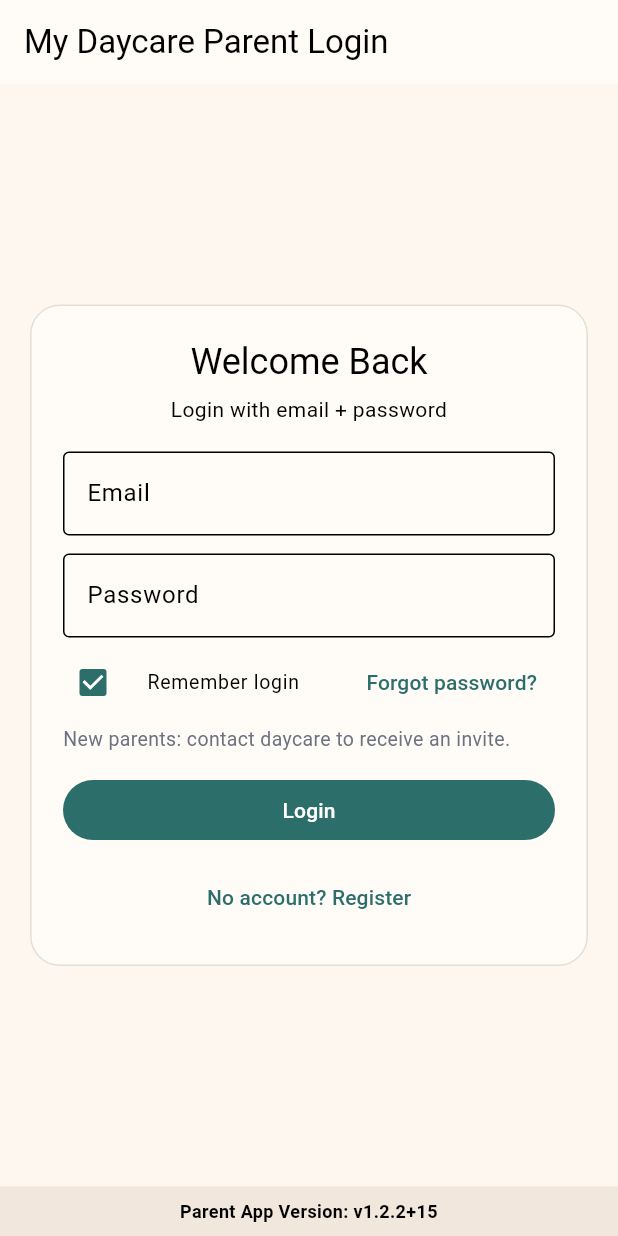
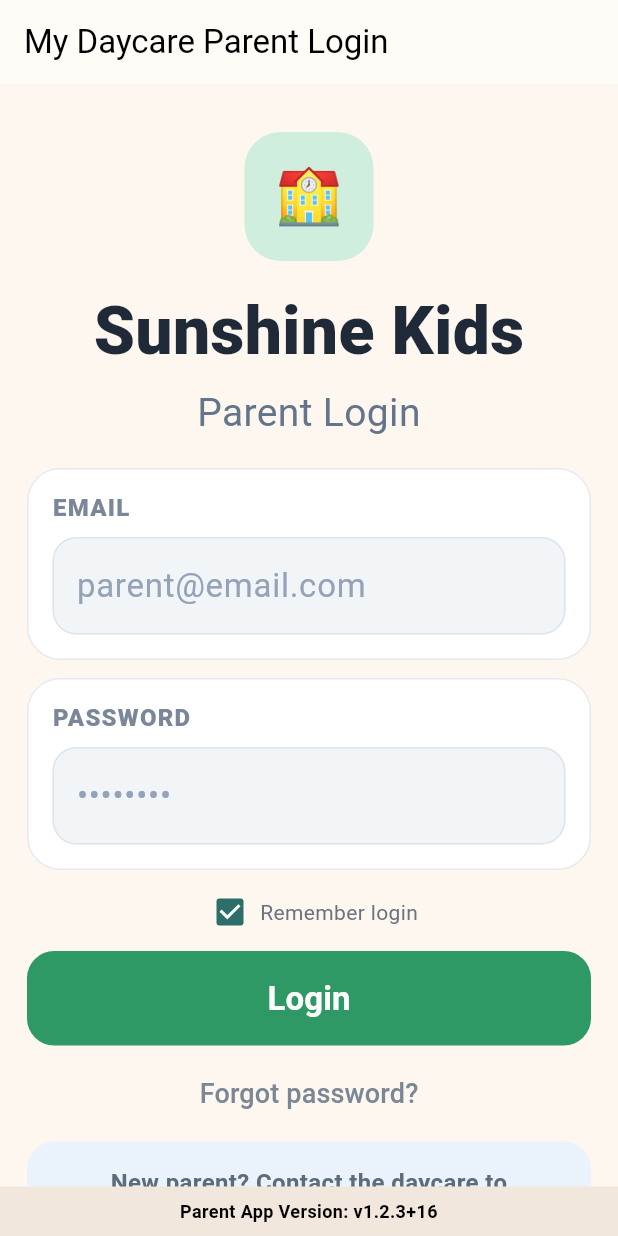
Before and after one commit to acesoftware365/parent_daycare_app_caresync, a Flutter app: the screen it shows after launch, on a phone screen of 412 x 824 dp. Run offline on Flutter 3.47's test engine with Material 3 defaults, Android fonts, the phone set to English and light mode, and no system bars; our stand-ins replace cloud_firestore, firebase_auth, firebase_core, shared_preferences; accounts and stored records are empty; statements that could not run were skipped.

Commit message:
style: match login screen to approved mock

```diff
--- a/lib/main.dart
+++ b/lib/main.dart
@@ -9,7 +9,7 @@ import 'package:shared_preferences/shared_preferences.dart';
 
 import 'firebase_options.dart';
 
-const _appVersion = '1.2.2+15';
+const _appVersion = '1.2.3+16';
 
 Future<void> main() async {
   WidgetsFlutterBinding.ensureInitialized();
@@ -1564,55 +1564,120 @@ class _LoginScreenState extends State<LoginScreen> {
   Widget build(BuildContext context) {
     return Scaffold(
       appBar: AppBar(title: const Text('My Daycare Parent Login')),
-      body: Center(
+      body: SafeArea(
+        child: SingleChildScrollView(
+          padding: const EdgeInsets.fromLTRB(18, 18, 18, 24),
+          child: Center(
             child: ConstrainedBox(
-          constraints: const BoxConstraints(maxWidth: 440),
-          child: Card(
-            margin: const EdgeInsets.all(20),
-            child: Padding(
-              padding: const EdgeInsets.all(22),
+              constraints: const BoxConstraints(maxWidth: 430),
               child: Form(
                 key: _formKey,
                 child: Column(
-                  mainAxisSize: MainAxisSize.min,
                   crossAxisAlignment: CrossAxisAlignment.stretch,
                   children: [
-                    Text(
-                      _isRegisterMode
-                          ? 'Create Parent Account'
-                          : 'Welcome Back',
-                      style: Theme.of(context).textTheme.headlineSmall,
+                    const SizedBox(height: 14),
+                    Center(
+                      child: Container(
+                        width: 86,
+                        height: 86,
+                        decoration: BoxDecoration(
+                          color: const Color(0xFFCFEEDD),
+                          borderRadius: BorderRadius.circular(24),
+                        ),
+                        child: const Center(
+                          child: Text('🏫', style: TextStyle(fontSize: 36)),
+                        ),
+                      ),
+                    ),
+                    const SizedBox(height: 16),
+                    const Text(
+                      'Sunshine Kids',
                       textAlign: TextAlign.center,
-                    ),
-                    const SizedBox(height: 6),
-                    Text(
-                      _isRegisterMode
-                          ? 'Register with email + password'
-                          : 'Login with email + password',
+                      style: TextStyle(
+                        fontSize: 44,
+                        fontWeight: FontWeight.w800,
+                        color: Color(0xFF1F2937),
+                      ),
+                    ),
+                    const SizedBox(height: 4),
+                    const Text(
+                      'Parent Login',
                       textAlign: TextAlign.center,
+                      style: TextStyle(fontSize: 26, color: Color(0xFF64748B)),
                     ),
                     const SizedBox(height: 18),
-                    TextFormField(
+                    _authFieldCard(
+                      label: 'EMAIL',
+                      child: TextFormField(
                         controller: _emailController,
                         keyboardType: TextInputType.emailAddress,
-                      decoration: const InputDecoration(
-                        labelText: 'Email',
-                        border: OutlineInputBorder(),
+                        style: const TextStyle(fontSize: 22),
+                        decoration: InputDecoration(
+                          hintText: 'parent@email.com',
+                          hintStyle: const TextStyle(color: Color(0xFF94A3B8)),
+                          filled: true,
+                          fillColor: const Color(0xFFF2F5F8),
+                          border: OutlineInputBorder(
+                            borderRadius: BorderRadius.circular(16),
+                            borderSide: const BorderSide(
+                              color: Color(0xFFDDE4EC),
+                            ),
+                          ),
+                          enabledBorder: OutlineInputBorder(
+                            borderRadius: BorderRadius.circular(16),
+                            borderSide: const BorderSide(
+                              color: Color(0xFFDDE4EC),
+                            ),
+                          ),
+                          focusedBorder: OutlineInputBorder(
+                            borderRadius: BorderRadius.circular(16),
+                            borderSide: const BorderSide(
+                              color: Color(0xFF2F9965),
+                              width: 1.6,
+                            ),
+                          ),
                         ),
                         validator: (value) {
                           final input = (value ?? '').trim();
                           if (input.isEmpty) return 'Email is required';
-                        if (!input.contains('@')) return 'Enter a valid email';
+                          if (!input.contains('@')) {
+                            return 'Enter a valid email';
+                          }
                           return null;
                         },
                       ),
+                    ),
                     const SizedBox(height: 12),
-                    TextFormField(
+                    _authFieldCard(
+                      label: 'PASSWORD',
+                      child: TextFormField(
                         controller: _passwordController,
                         obscureText: true,
-                      decoration: const InputDecoration(
-                        labelText: 'Password',
-                        border: OutlineInputBorder(),
+                        style: const TextStyle(fontSize: 22),
+                        decoration: InputDecoration(
+                          hintText: '••••••••',
+                          hintStyle: const TextStyle(color: Color(0xFF94A3B8)),
+                          filled: true,
+                          fillColor: const Color(0xFFF2F5F8),
+                          border: OutlineInputBorder(
+                            borderRadius: BorderRadius.circular(16),
+                            borderSide: const BorderSide(
+                              color: Color(0xFFDDE4EC),
+                            ),
+                          ),
+                          enabledBorder: OutlineInputBorder(
+                            borderRadius: BorderRadius.circular(16),
+                            borderSide: const BorderSide(
+                              color: Color(0xFFDDE4EC),
+                            ),
+                          ),
+                          focusedBorder: OutlineInputBorder(
+                            borderRadius: BorderRadius.circular(16),
+                            borderSide: const BorderSide(
+                              color: Color(0xFF2F9965),
+                              width: 1.6,
+                            ),
+                          ),
                         ),
                         validator: (value) {
                           if ((value ?? '').isEmpty) {
@@ -1624,53 +1689,94 @@ class _LoginScreenState extends State<LoginScreen> {
                           return null;
                         },
                       ),
-                    const SizedBox(height: 6),
+                    ),
+                    const SizedBox(height: 8),
                     Row(
-                      children: [
-                        Expanded(
-                          child: CheckboxListTile(
+                      mainAxisAlignment: MainAxisAlignment.center,
+                      children: [
+                        Checkbox(
                           value: _rememberLogin,
-                            contentPadding: EdgeInsets.zero,
-                            dense: true,
-                            controlAffinity: ListTileControlAffinity.leading,
-                            title: const Text('Remember login'),
                           onChanged: (value) {
                             setState(() => _rememberLogin = value ?? false);
                           },
-                          ),
-                        ),
+                          visualDensity: VisualDensity.compact,
+                        ),
+                        const Text(
+                          'Remember login',
+                          style: TextStyle(
+                            fontSize: 14,
+                            color: Color(0xFF6B7280),
+                          ),
+                        ),
+                      ],
+                    ),
+                    if (_error != null) ...[
+                      const SizedBox(height: 6),
+                      Text(
+                        _error!,
+                        textAlign: TextAlign.center,
+                        style: TextStyle(
+                          color: Theme.of(context).colorScheme.error,
+                          fontWeight: FontWeight.w600,
+                        ),
+                      ),
+                    ],
+                    const SizedBox(height: 6),
+                    FilledButton(
+                      style: FilledButton.styleFrom(
+                        backgroundColor: const Color(0xFF2F9965),
+                        foregroundColor: Colors.white,
+                        padding: const EdgeInsets.symmetric(vertical: 16),
+                        shape: RoundedRectangleBorder(
+                          borderRadius: BorderRadius.circular(18),
+                        ),
+                      ),
+                      onPressed: _isLoading ? null : _submitAuth,
+                      child: _isLoading
+                          ? const SizedBox(
+                              width: 20,
+                              height: 20,
+                              child: CircularProgressIndicator(strokeWidth: 2),
+                            )
+                          : Text(
+                              _isRegisterMode ? 'Register' : 'Login',
+                              style: const TextStyle(
+                                fontSize: 22,
+                                fontWeight: FontWeight.w700,
+                              ),
+                            ),
+                    ),
+                    const SizedBox(height: 8),
                     if (!_isRegisterMode)
                       TextButton(
                         onPressed: _isLoading ? null : _forgotPassword,
-                            child: const Text('Forgot password?'),
-                          ),
-                      ],
-                    ),
-                    const SizedBox(height: 4),
-                    const Text(
-                      'New parents: contact daycare to receive an invite.',
-                      style: TextStyle(fontSize: 13, color: Color(0xFF6B7280)),
-                    ),
-                    if (_error != null) ...[
-                      const SizedBox(height: 10),
-                      Text(
-                        _error!,
+                        child: const Text(
+                          'Forgot password?',
                           style: TextStyle(
-                          color: Theme.of(context).colorScheme.error,
+                            fontSize: 18,
+                            color: Color(0xFF7B8794),
+                          ),
+                        ),
+                      ),
+                    const SizedBox(height: 8),
+                    Container(
+                      padding: const EdgeInsets.symmetric(
+                        horizontal: 16,
+                        vertical: 16,
+                      ),
+                      decoration: BoxDecoration(
+                        color: const Color(0xFFEAF3FB),
+                        borderRadius: BorderRadius.circular(18),
+                      ),
+                      child: const Text(
+                        'New parent? Contact the daycare to\nreceive your invite link.',
+                        textAlign: TextAlign.center,
+                        style: TextStyle(
+                          color: Color(0xFF5C6C7A),
+                          fontSize: 16,
                           fontWeight: FontWeight.w600,
                         ),
                       ),
-                    ],
-                    const SizedBox(height: 14),
-                    FilledButton(
-                      onPressed: _isLoading ? null : _submitAuth,
-                      child: _isLoading
-                          ? const SizedBox(
-                              width: 18,
-                              height: 18,
-                              child: CircularProgressIndicator(strokeWidth: 2),
-                            )
-                          : Text(_isRegisterMode ? 'Register' : 'Login'),
                     ),
                     const SizedBox(height: 10),
                     TextButton(
@@ -1686,6 +1792,10 @@ class _LoginScreenState extends State<LoginScreen> {
                         _isRegisterMode
                             ? 'Already have account? Login'
                             : 'No account? Register',
+                        style: const TextStyle(
+                          color: Color(0xFF6B8E89),
+                          fontWeight: FontWeight.w700,
+                        ),
                       ),
                     ),
                   ],
@@ -1696,6 +1806,33 @@ class _LoginScreenState extends State<LoginScreen> {
         ),
       ),
       bottomNavigationBar: const _VersionBar(),
+    );
+  }
+
+  Widget _authFieldCard({required String label, required Widget child}) {
+    return Container(
+      padding: const EdgeInsets.fromLTRB(16, 14, 16, 16),
+      decoration: BoxDecoration(
+        color: Colors.white,
+        borderRadius: BorderRadius.circular(22),
+        border: Border.all(color: const Color(0xFFE5EAF0)),
+      ),
+      child: Column(
+        crossAxisAlignment: CrossAxisAlignment.start,
+        children: [
+          Text(
+            label,
+            style: const TextStyle(
+              fontSize: 16,
+              letterSpacing: 0.8,
+              fontWeight: FontWeight.w800,
+              color: Color(0xFF7A8799),
+            ),
+          ),
+          const SizedBox(height: 8),
+          child,
+        ],
+      ),
     );
   }
 }
--- a/pubspec.yaml
+++ b/pubspec.yaml
@@ -16,7 +16,7 @@ publish_to: 'none' # Remove this line if you wish to publish to pub.dev
 # https://developer.apple.com/library/archive/documentation/General/Reference/InfoPlistKeyReference/Articles/CoreFoundationKeys.html
 # In Windows, build-name is used as the major, minor, and patch parts
 # of the product and file versions while build-number is used as the build suffix.
-version: 1.2.2+15
+version: 1.2.3+16
 
 environment:
   sdk: ^3.10.7
```
Lines whose indentation alone changed are shown as unchanged.
